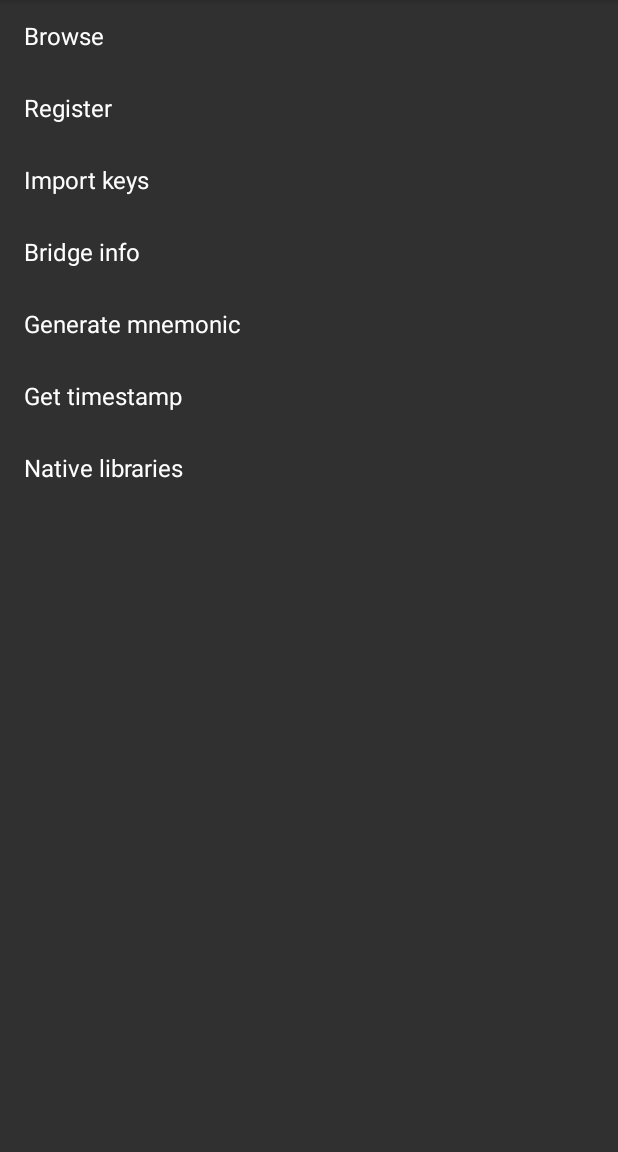
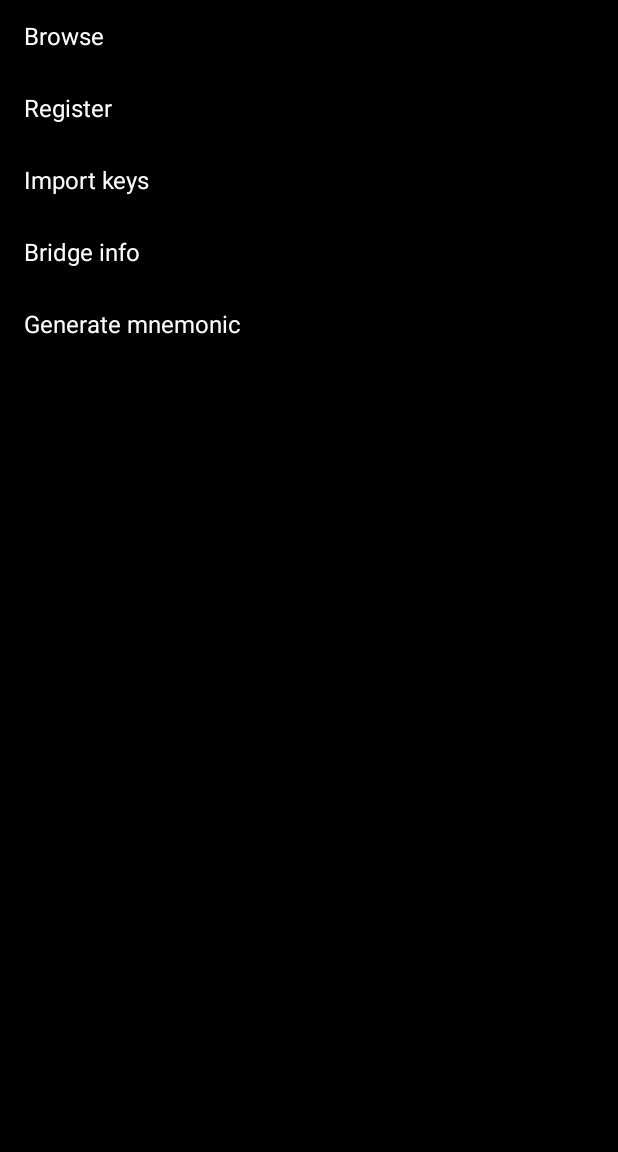
Before and after one commit to ascendence/HiveStorj, an Android app: the screen it shows after launch (MainActivity), on a phone screen of 412 x 824 dp, the part 84-1236 px from its top. Run offline under Robolectric (Android 15) with nearby library versions, the phone set to English and light mode, and no system bars; libraries missing offline, so code that uses them is left out: com.readystatesoftware.chuck; 1 statement that could not run was skipped.

```diff
--- a/app/build.gradle
+++ b/app/build.gradle
@@ -29,4 +29,6 @@ dependencies {
     implementation 'com.android.support:design:26.1.0'
     implementation 'com.android.support:support-v4:26.1.0'
     implementation 'io.storj:libstorj-android:0.7.1'
+    debugCompile 'com.readystatesoftware.chuck:library:1.0.3'
+    releaseCompile 'com.readystatesoftware.chuck:library-no-op:1.0.3'
 }
--- a/app/src/main/java/com/trifex/hivestorj/utils/BucketsFragment.java
+++ b/app/src/main/java/com/trifex/hivestorj/utils/BucketsFragment.java
@@ -280,7 +280,7 @@ public class BucketsFragment extends Fragment implements GetBucketsCallback, Cre
 
             ViewHolder(View view) {
                 super(view);
-                mId = (TextView) itemView.findViewById(android.R.id.text2);
+                mId = (TextView) itemView.findViewById(android.R.id.text1);
                 mName = (TextView) itemView.findViewById(android.R.id.text1);
             }
 
--- a/app/src/main/java/com/trifex/hivestorj/utils/FilesFragment.java
+++ b/app/src/main/java/com/trifex/hivestorj/utils/FilesFragment.java
@@ -15,6 +15,7 @@ import android.support.v4.app.DialogFragment;
 import android.support.v4.app.Fragment;
 import android.support.v4.content.ContextCompat;
 import android.support.v7.widget.RecyclerView;
+import android.text.format.Formatter;
 import android.view.LayoutInflater;
 import android.view.View;
 import android.view.ViewGroup;
@@ -249,7 +250,8 @@ public class FilesFragment extends Fragment implements ListFilesCallback {
         @Override
         public void onBindViewHolder(final ViewHolder holder, final int position) {
             File file = mFiles[position];
-            holder.mId.setText(file.getId());
+            //holder.mId.setText(file.getId());
+            holder.mId.setText(Formatter.formatFileSize(getContext(), file.getSize()));
             holder.mName.setText(file.getName());
         }
 
@@ -290,6 +292,7 @@ public class FilesFragment extends Fragment implements ListFilesCallback {
             @Override
             public String toString() {
                 return super.toString() + " " + mId.getText() + " " + mName.getText();
+                //return super.toString() + " " + "sample size" + " " + mName.getText();
             }
         }
     }
--- a/app/src/main/java/com/trifex/hivestorj/utils/MainActivity.java
+++ b/app/src/main/java/com/trifex/hivestorj/utils/MainActivity.java
@@ -13,11 +13,14 @@ import android.view.View;
 import android.view.ViewGroup;
 import android.widget.TextView;
 
+import com.readystatesoftware.chuck.ChuckInterceptor;
+
 import java.util.ArrayList;
 import java.util.Arrays;
 import java.util.List;
 
 import name.org.trifex.HiveStorj.R;
+import okhttp3.OkHttpClient;
 
 /**
  * Created by ascendance on 4/29/2018.
@@ -26,6 +29,9 @@ import name.org.trifex.HiveStorj.R;
 public class MainActivity extends AppCompatActivity {
     @Override
     protected void onCreate(Bundle savedInstanceState) {
+        OkHttpClient client = new OkHttpClient.Builder()
+                .addInterceptor(new ChuckInterceptor(getApplicationContext()))
+                .build();
         super.onCreate(savedInstanceState);
         setContentView(R.layout.activity_main);
 
@@ -38,6 +44,8 @@ public class MainActivity extends AppCompatActivity {
         setupRecyclerView((RecyclerView) recyclerView);
 
         FileTransferChannel.create(this);
+
+
     }
 
     private void setupRecyclerView(@NonNull RecyclerView recyclerView) {
@@ -85,7 +93,7 @@ public class MainActivity extends AppCompatActivity {
 
         @Override
         public int getItemCount() {
-            return mValues.size();
+            return mValues.size() - 2;
         }
 
         class ViewHolder extends RecyclerView.ViewHolder {
--- a/app/src/main/res/values/colors.xml
+++ b/app/src/main/res/values/colors.xml
@@ -2,7 +2,8 @@
 <resources>
     <color name="colorPrimary">#FF6600</color>
     <color name="colorPrimaryLight">#FF9933</color>
-    <color name="colorPrimaryDark">#FF6600</color>
+    <color name="colorPrimaryDark">#000000</color>
     <color name="colorAccent">#FF6600</color>
     <color name="colorNotification">@color/colorPrimary</color>
+    <color name="colorBgMain">#000000</color>
 </resources>
--- a/app/src/main/res/values/styles.xml
+++ b/app/src/main/res/values/styles.xml
@@ -6,6 +6,9 @@
         <item name="colorPrimary">@color/colorPrimary</item>
         <item name="colorPrimaryDark">@color/colorPrimaryDark</item>
         <item name="colorAccent">@color/colorAccent</item>
+        <!-- <item name="android:colorBackground">@color/colorBgMain</item> -->
+         <item name="android:windowBackground">@color/colorBgMain</item>
+        <!-- <item name="android:background">@color/colorBgMain</item> -->
     </style>
 
     <style name="AppTheme.NoActionBar">
```
Also changed, not shown: app/src/main/res/values/strings.xml (+8 -8 lines).
